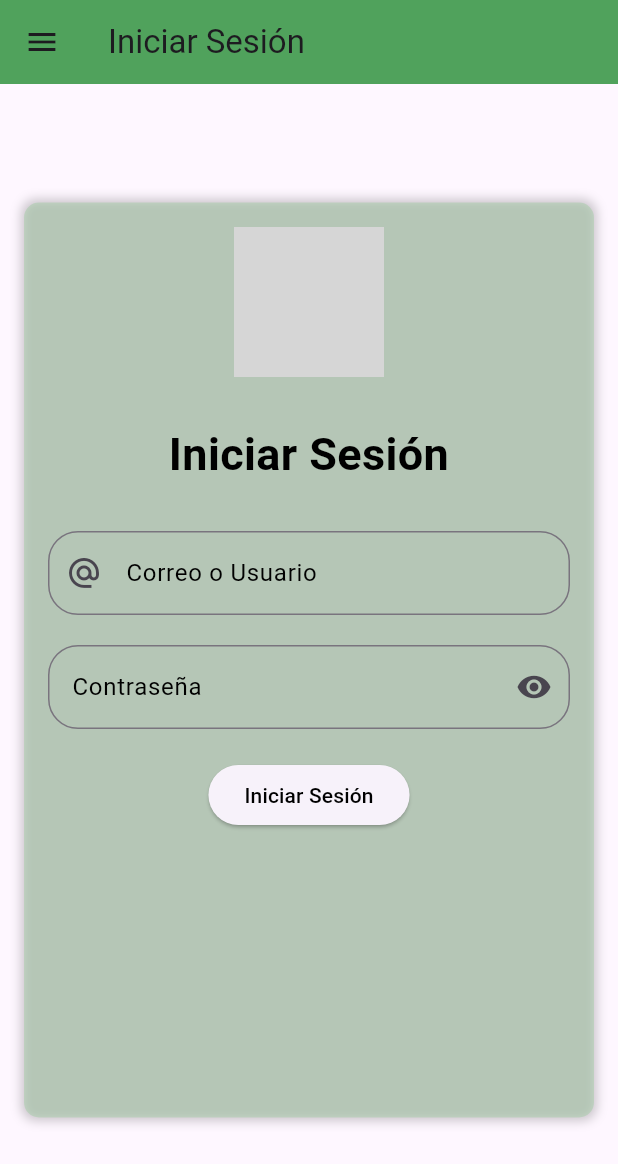
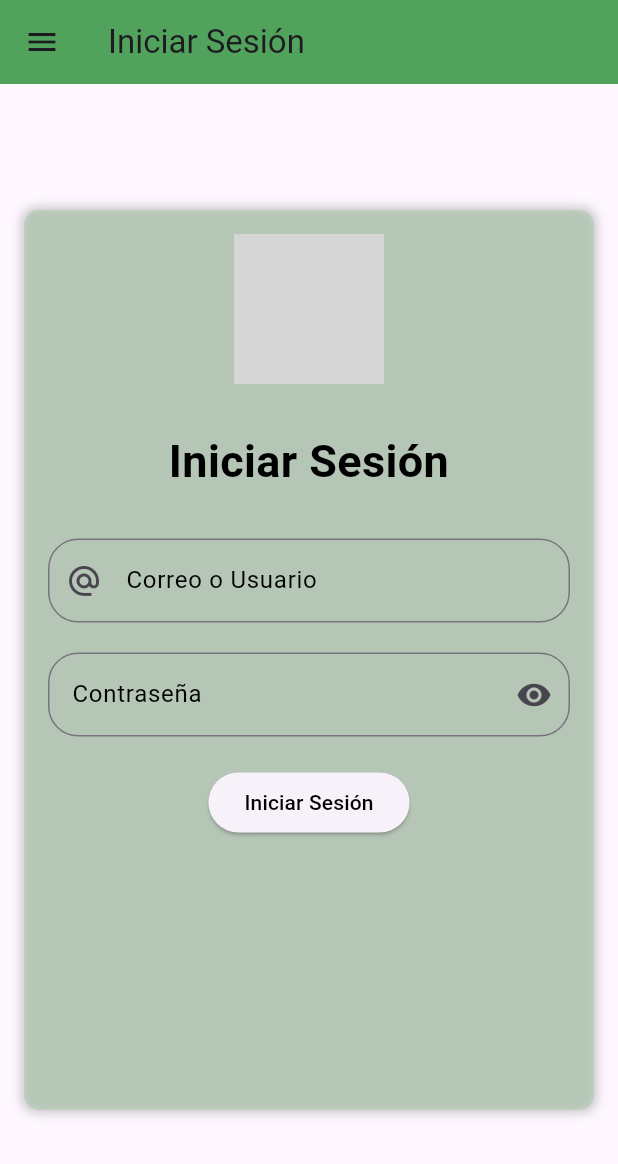
Before and after one commit to paolapatron2905/web, a Flutter app: the screen it shows after launch, on a phone screen of 412 x 824 dp. Shown: the top 1164 px of the screen. Run offline on Flutter 3.47's test engine with Material 3 defaults, Android fonts, the phone set to English and light mode, and no system bars; our stand-ins replace get, supabase_flutter; accounts and stored records are empty; grey boxes are pictures that could not be loaded.

Commit message:
modificacion de tamaño

```diff
--- a/lib/screens/login.dart
+++ b/lib/screens/login.dart
@@ -27,8 +27,8 @@ class _LoginState extends State<Login> {
             mainAxisAlignment: MainAxisAlignment.center,
             children: [
               Container(
-                width: 600.0,
-                height: 610.0,
+                width: 590.0,
+                height: 600.0,
                 decoration: BoxDecoration(
                   color: Colors.green[300]!.withOpacity(0.3),
                   borderRadius: BorderRadius.circular(10.0),
```
